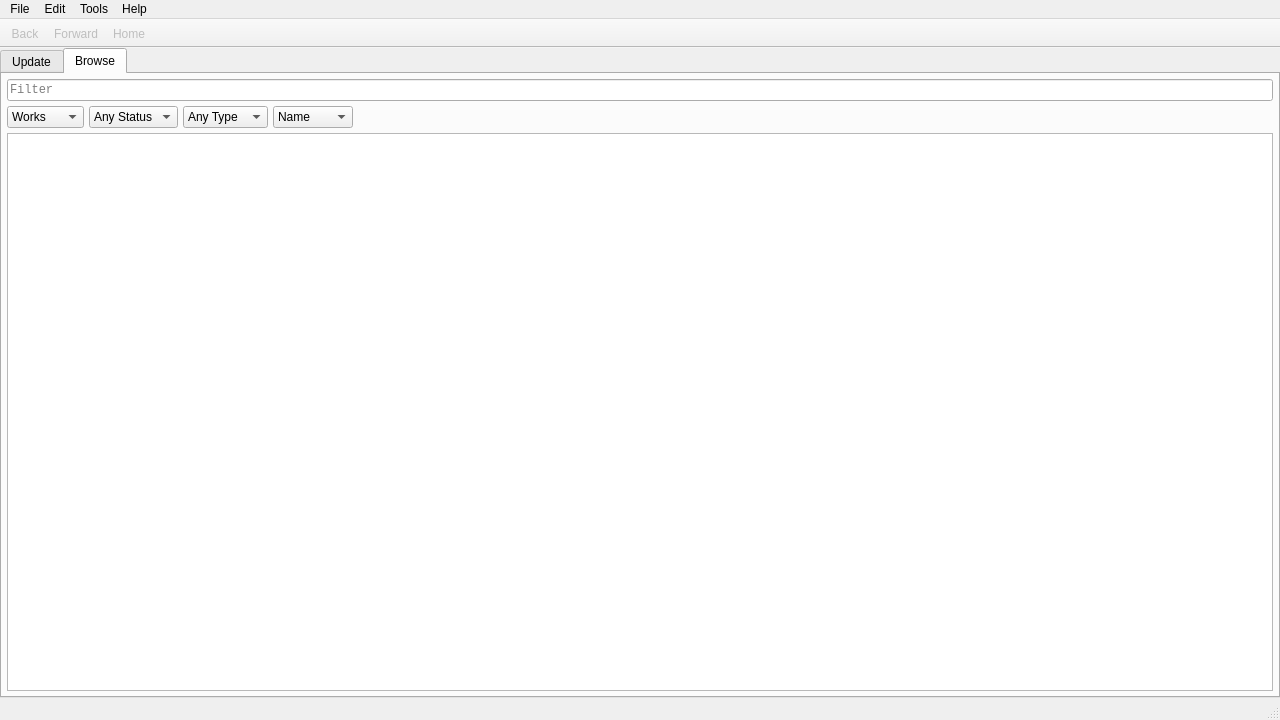
Qt form src/UI/MainWindow/MainWindow.ui (NikolaRoev/Tracker) before a commit.
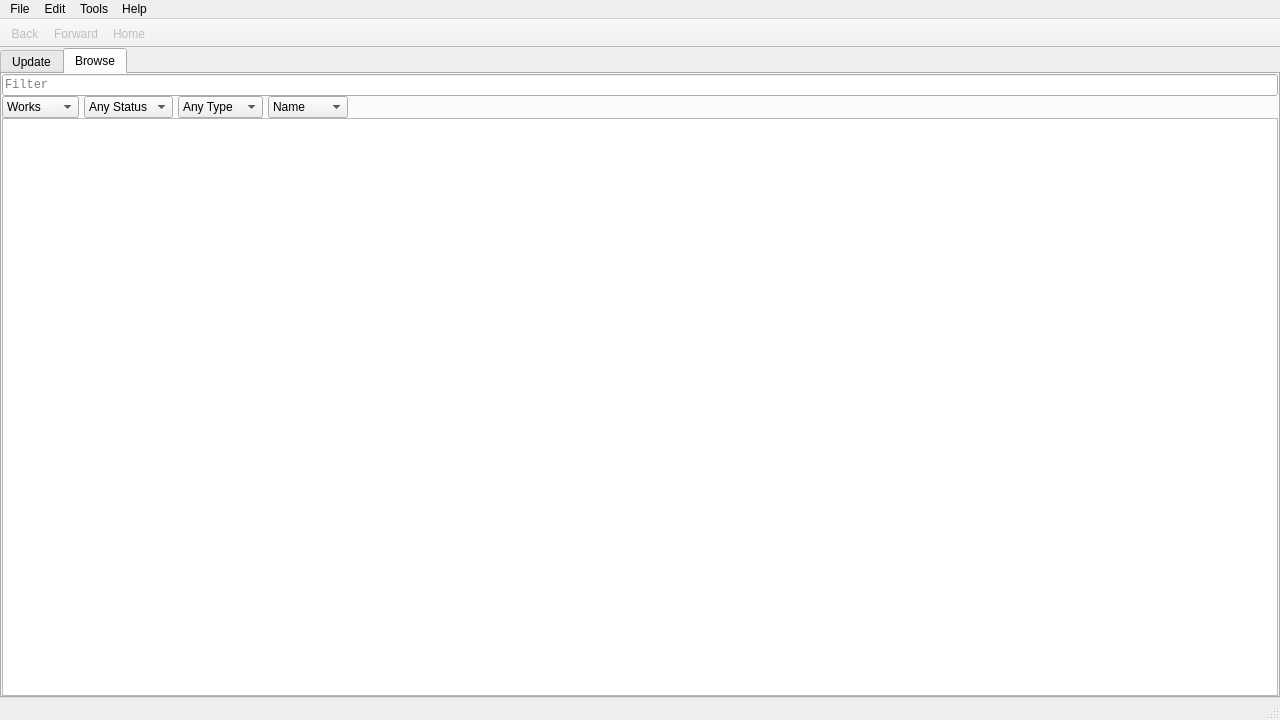
The same form after that commit. Icons and pictures are not drawn.

Commit message: Some fix ups. Stylesheet setup.

```diff
--- a/src/UI/MainWindow/MainWindow.ui
+++ b/src/UI/MainWindow/MainWindow.ui
@@ -165,26 +165,21 @@
            <attribute name="title">
             <string>Browse</string>
            </attribute>
-           <layout class="QHBoxLayout" name="horizontalLayout_2" stretch="1">
+           <layout class="QVBoxLayout" name="verticalLayout_3" stretch="0,0,0">
             <property name="spacing">
-             <number>5</number>
+             <number>0</number>
             </property>
             <property name="leftMargin">
-             <number>5</number>
+             <number>0</number>
             </property>
             <property name="topMargin">
-             <number>5</number>
+             <number>0</number>
             </property>
             <property name="rightMargin">
-             <number>5</number>
+             <number>0</number>
             </property>
             <property name="bottomMargin">
-             <number>5</number>
-            </property>
-            <item>
-             <layout class="QVBoxLayout" name="verticalLayout_1">
-              <property name="spacing">
-               <number>5</number>
+             <number>0</number>
               </property>
               <item>
                <widget class="QLineEdit" name="browseLineEdit">
@@ -370,8 +365,6 @@
                  <bool>false</bool>
                 </attribute>
                </widget>
-              </item>
-             </layout>
             </item>
            </layout>
           </widget>
```
Lines whose indentation alone changed are shown as unchanged. The commit also changes 2 other files.
